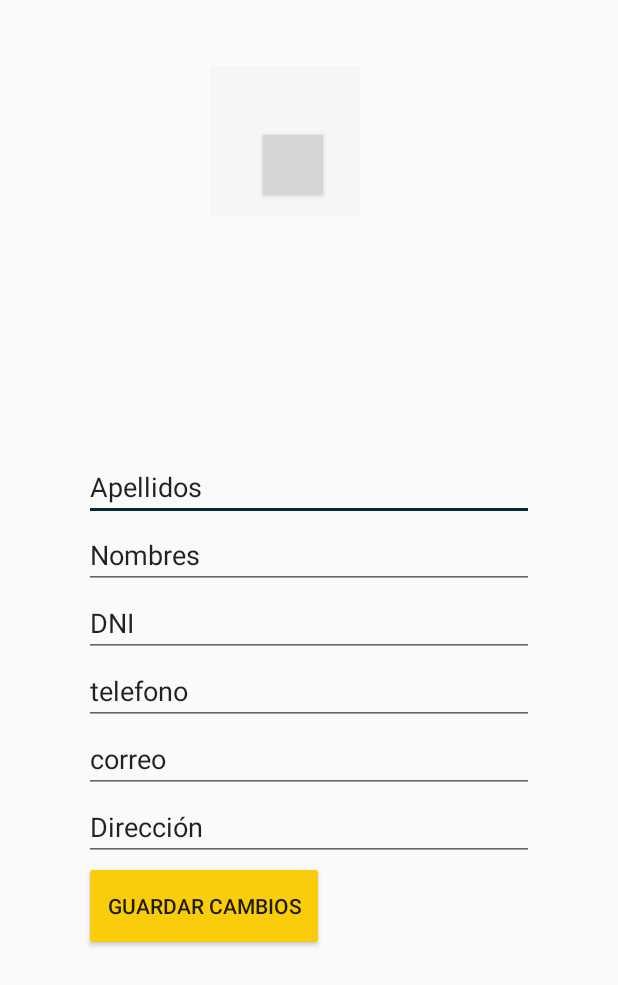
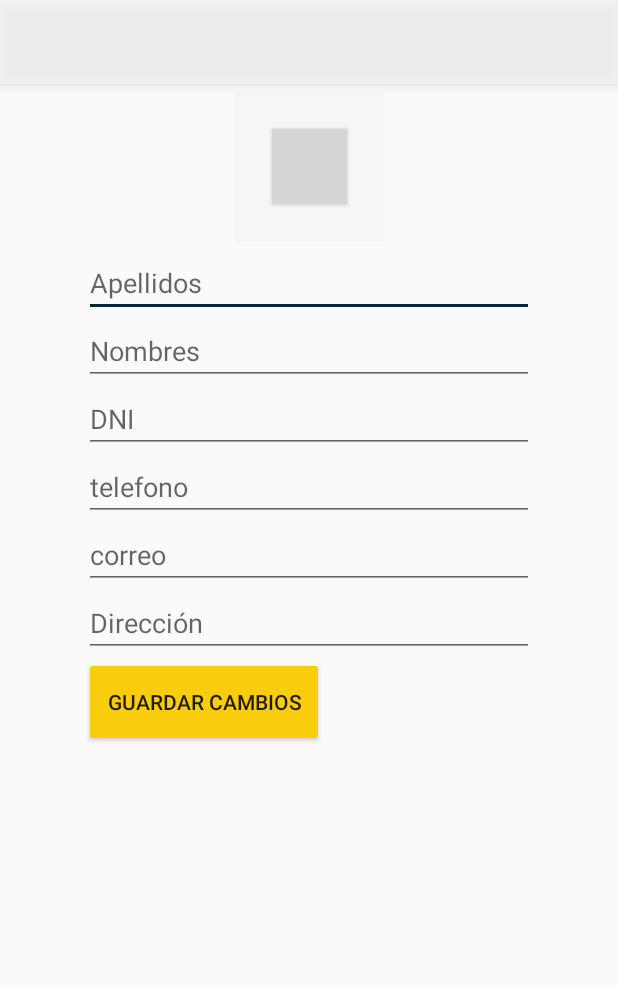
Before and after one commit to whelming/ProfesoresDomicilio, an Android app: the layout fragment_editar_perfil.xml on its own in the app's theme, with its tools: preview values and no code run, on a phone screen of 412 x 824 dp. Shown: the top 985 px of the screen. Run offline under Robolectric (Android 15) with nearby library versions, the phone set to English and light mode, and no system bars; grey boxes are pictures that could not be loaded.

Commit message:
editar perfil
funciona editar perfil,
falta estilos,
falta llamar a url, profesion a la lista de profesores

```diff
--- a/app/src/main/java/com/example/educasa/Inicio/InicioFragments/InicioProfesores.java
+++ b/app/src/main/java/com/example/educasa/Inicio/InicioFragments/InicioProfesores.java
@@ -61,9 +61,14 @@ public class InicioProfesores extends Fragment {
             @Override public void onItemClick(ContentListaProfesores item) {
                 Toast.makeText(getActivity(), item.getId()+"", Toast.LENGTH_SHORT).show();
                 //R.id.TXT_Exit:
+
                 DetalleProfesoresDialog dialog = new DetalleProfesoresDialog();
+                Bundle args = new Bundle();
+                args.putString("idprofesor", item.getTextodemo());
                 FragmentTransaction ft = getFragmentManager().beginTransaction();
+                dialog.setArguments(args);
                 dialog.show(ft, DetalleProfesoresDialog.TAG);
+
                 /*new AlertDialog.Builder(getActivity())
                         .setTitle(item.getTextodemo())
                         .setMessage("Persona responsable y con unagran trayectoria.\n\nEdad: 35\nCategorías:\n- Matemática\n- Física\n- Trigonometría")
--- a/app/src/main/java/com/example/educasa/Inicio/InicioFragments/InicioSolicitarCurso.java
+++ b/app/src/main/java/com/example/educasa/Inicio/InicioFragments/InicioSolicitarCurso.java
@@ -256,6 +256,7 @@ public class InicioSolicitarCurso extends Fragment implements View.OnClickListen
             bsubirimg1.setVisibility(View.INVISIBLE);
         }
 
+
         if (resultCode == RESULT_OK && requestCode == CAMERA_REQUEST2) {
             Bitmap photo = (Bitmap) data.getExtras().get("data");
             imagen2.setImageBitmap(photo);
--- a/app/src/main/java/com/example/educasa/Inicio/InicioModels/ContentListaProfesores.java
+++ b/app/src/main/java/com/example/educasa/Inicio/InicioModels/ContentListaProfesores.java
@@ -1,8 +1,7 @@
 package com.example.educasa.Inicio.InicioModels;
 
 public class ContentListaProfesores {
-    String url_foto;
-
+    private String url_foto;
     private int id;
     private String textodemo;
 
--- a/app/src/main/res/layout/dialog_inicio_detalle_profesores.xml
+++ b/app/src/main/res/layout/dialog_inicio_detalle_profesores.xml
@@ -37,7 +37,7 @@
         android:layout_marginStart="8dp"
         android:layout_marginTop="16dp"
         android:layout_marginEnd="8dp"
-        android:gravity="center_horizontal"
+        android:textAlignment="center"
         android:text="Nombre"
         android:textSize="18dp"
         android:textStyle="bold"
--- a/app/src/main/res/layout/fragment_chat_detalle.xml
+++ b/app/src/main/res/layout/fragment_chat_detalle.xml
@@ -1,4 +1,5 @@
-<androidx.constraintlayout.widget.ConstraintLayout xmlns:android="http://schemas.android.com/apk/res/android"
+<androidx.constraintlayout.widget.ConstraintLayout
+    xmlns:android="http://schemas.android.com/apk/res/android"
     xmlns:app="http://schemas.android.com/apk/res-auto"
     xmlns:tools="http://schemas.android.com/tools"
     android:layout_width="match_parent"
--- a/app/src/main/res/layout/fragment_editar_perfil.xml
+++ b/app/src/main/res/layout/fragment_editar_perfil.xml
@@ -1,79 +1,94 @@
-<FrameLayout xmlns:android="http://schemas.android.com/apk/res/android"
+<androidx.constraintlayout.widget.ConstraintLayout
+    xmlns:android="http://schemas.android.com/apk/res/android"
+    xmlns:app="http://schemas.android.com/apk/res-auto"
     xmlns:tools="http://schemas.android.com/tools"
     android:layout_width="match_parent"
     android:layout_height="match_parent"
-    xmlns:app="http://schemas.android.com/apk/res-auto"
-    tools:context="com.example.educasa.Perfil.PerfilFragments.EditarPerfil">
+    tools:context="com.example.educasa.Perfil.PerfilFragments.PerfilEditar">
 
-    <!-- TODO: Update blank fragment layout -->
-    <ImageView
-        android:id="@+id/inicio_solicitud_foto3"
-        android:layout_width="100dp"
-        android:layout_height="100dp"
-        android:layout_marginStart="140dp"
-        android:layout_marginTop="44dp"
-        android:layout_marginRight="40dp"
+    <androidx.appcompat.widget.Toolbar
+        android:id="@+id/perfil_editar_toolbar"
+        android:layout_width="match_parent"
+        android:layout_height="wrap_content"
         android:background="@color/colorPrimaryAlpha"
+        android:elevation="6dp"
+        android:minHeight="?attr/actionBarSize"
         app:layout_constraintEnd_toEndOf="parent"
         app:layout_constraintStart_toStartOf="parent"
         app:layout_constraintTop_toTopOf="parent" />
 
+    <!-- TODO: Update blank fragment layout -->
+    <ImageView
+        android:id="@+id/perfil_editarfoto"
+        android:layout_width="100dp"
+        android:layout_height="100dp"
+        android:layout_marginTop="5dp"
+        android:background="@color/colorPrimaryAlpha"
+        app:layout_constraintTop_toBottomOf="@+id/perfil_editar_toolbar"
+        app:layout_constraintStart_toStartOf="parent"
+        app:layout_constraintEnd_toEndOf="parent" />
+
     <Button
-        android:id="@+id/inicio_solicitud_btn_foto3"
-        android:layout_width="40dp"
-        android:layout_height="40dp"
-        android:layout_marginStart="175dp"
-        android:layout_marginTop="90dp"
+        android:id="@+id/perfil_editar_btn_foto"
+        android:layout_width="50dp"
+        android:layout_height="50dp"
+        android:layout_marginTop="30dp"
         android:background="@drawable/photoscamera"
+        app:layout_constraintTop_toBottomOf="@+id/perfil_editar_toolbar"
+        app:layout_constraintStart_toStartOf="parent"
         app:layout_constraintEnd_toEndOf="parent"
-        app:layout_constraintStart_toStartOf="parent"
-        app:layout_constraintTop_toTopOf="parent" />
+         />
 
 
     <LinearLayout
         android:layout_width="300dp"
         android:layout_height="380dp"
-        android:layout_marginTop="80dp"
+        android:layout_marginTop="30dp"
         android:orientation="vertical"
         android:layout_gravity="center"
-        app:layout_constraintTop_toBottomOf="@+id/inicio_solicitud_btn_foto3">
+        app:layout_constraintTop_toBottomOf="@+id/perfil_editar_btn_foto"
+        app:layout_constraintStart_toStartOf="parent"
+        app:layout_constraintEnd_toEndOf="parent"
+        >
 
 
         <EditText
             android:id="@+id/perfil_apellidos"
             android:layout_width="match_parent"
             android:layout_height="wrap_content"
-            android:text="Apellidos" />
+            android:hint="Apellidos" />
 
         <EditText
             android:id="@+id/perfil_nombres"
             android:layout_width="match_parent"
             android:layout_height="wrap_content"
-            android:text="Nombres" />
+            android:hint="Nombres" />
 
         <EditText
             android:id="@+id/perfil_dni"
             android:layout_width="match_parent"
             android:layout_height="wrap_content"
-            android:text="DNI" />
+            android:hint="DNI"
+            android:inputType="number"/>
 
         <EditText
             android:id="@+id/perfil_telefono"
             android:layout_width="match_parent"
             android:layout_height="wrap_content"
-            android:text="telefono" />
+            android:hint="telefono"
+            android:inputType="number"/>
 
         <EditText
             android:id="@+id/perfil_correo"
             android:layout_width="match_parent"
             android:layout_height="wrap_content"
-            android:text="correo" />
+            android:hint="correo" />
 
         <EditText
             android:id="@+id/perfil_direccion"
             android:layout_width="match_parent"
             android:layout_height="wrap_content"
-            android:text="Dirección" />
+            android:hint="Dirección" />
 
         <Button
             android:id="@+id/btn_guardar_cambios"
@@ -84,4 +99,4 @@
 
     </LinearLayout>
 
-</FrameLayout>
+</androidx.constraintlayout.widget.ConstraintLayout>
```
Also changed, not shown: app/src/main/java/com/example/educasa/Inicio/Class/DetalleProfesoresDialog.java (+4 -4 lines), app/src/main/java/com/example/educasa/Perfil/Perfil.java (+15 -3 lines), app/src/main/java/com/example/educasa/Perfil/PerfilFragments/EditarPerfil.java (deleted, +0 -42 lines), app/src/main/java/com/example/educasa/Perfil/PerfilFragments/PerfilEditar.java (added, +90 -0 lines), app/src/main/java/com/example/educasa/Perfil/PerfilFragments/PerfilEjm.java (+30 -33 lines), app/src/main/res/layout/activity_perfil.xml (+5 -5 lines), app/src/main/res/layout/fragment_perfil_ejm.xml (+0 -8 lines).
